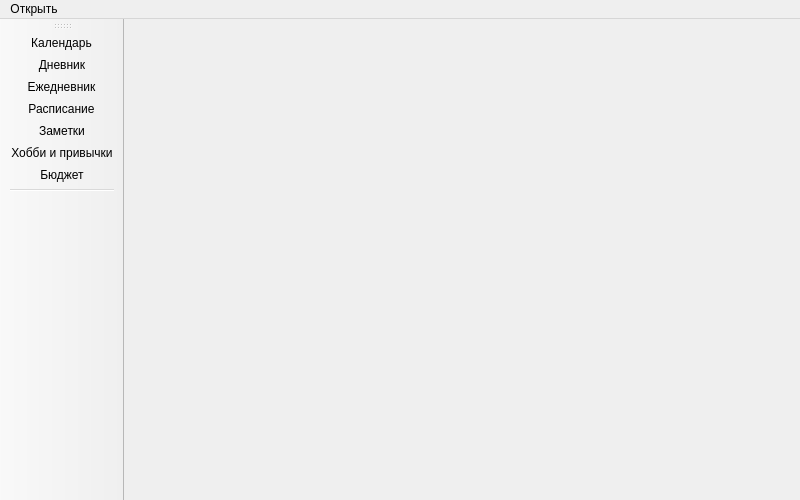
Old version of the form menu.ui in the repository Ore111ek/ThisLifeIsMine.
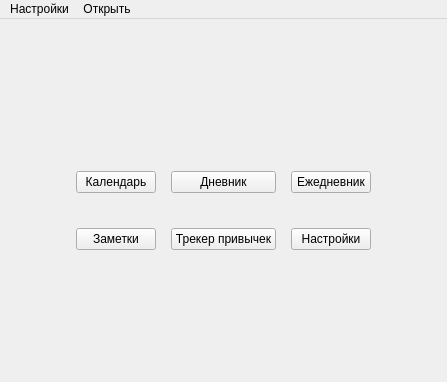
New version of the form. Icons and pictures are not drawn.

The edit to the form file:
```diff
--- a/menu.ui
+++ b/menu.ui
@@ -6,20 +6,310 @@
    <rect>
     <x>0</x>
     <y>0</y>
-    <width>800</width>
-    <height>500</height>
+    <width>447</width>
+    <height>382</height>
    </rect>
   </property>
   <property name="windowTitle">
    <string>Меню</string>
   </property>
-  <widget class="QWidget" name="centralWidget"/>
+  <widget class="QWidget" name="centralWidget">
+   <layout class="QVBoxLayout" name="verticalLayout_7">
+    <item>
+     <layout class="QGridLayout" name="gridLayout">
+      <property name="spacing">
+       <number>15</number>
+      </property>
+      <item row="1" column="3">
+       <layout class="QVBoxLayout" name="verticalLayout_5">
+        <item>
+         <widget class="QLabel" name="label_3">
+          <property name="sizePolicy">
+           <sizepolicy hsizetype="Fixed" vsizetype="Fixed">
+            <horstretch>0</horstretch>
+            <verstretch>0</verstretch>
+           </sizepolicy>
+          </property>
+          <property name="maximumSize">
+           <size>
+            <width>100</width>
+            <height>100</height>
+           </size>
+          </property>
+          <property name="text">
+           <string/>
+          </property>
+          <property name="pixmap">
+           <pixmap resource="resources.qrc">:/icons/img/icon_dairy1.png</pixmap>
+          </property>
+          <property name="scaledContents">
+           <bool>true</bool>
+          </property>
+         </widget>
+        </item>
+        <item>
+         <widget class="QPushButton" name="plannerButton">
+          <property name="text">
+           <string>Ежедневник</string>
+          </property>
+         </widget>
+        </item>
+       </layout>
+      </item>
+      <item row="1" column="2">
+       <layout class="QVBoxLayout" name="verticalLayout_4">
+        <item>
+         <widget class="QLabel" name="label_2">
+          <property name="sizePolicy">
+           <sizepolicy hsizetype="Fixed" vsizetype="Fixed">
+            <horstretch>0</horstretch>
+            <verstretch>0</verstretch>
+           </sizepolicy>
+          </property>
+          <property name="maximumSize">
+           <size>
+            <width>100</width>
+            <height>100</height>
+           </size>
+          </property>
+          <property name="text">
+           <string/>
+          </property>
+          <property name="pixmap">
+           <pixmap resource="resources.qrc">:/icons/img/icon_dairy5.png</pixmap>
+          </property>
+          <property name="scaledContents">
+           <bool>true</bool>
+          </property>
+         </widget>
+        </item>
+        <item>
+         <widget class="QPushButton" name="diaryButton">
+          <property name="text">
+           <string>Дневник</string>
+          </property>
+         </widget>
+        </item>
+       </layout>
+      </item>
+      <item row="2" column="3">
+       <layout class="QVBoxLayout" name="verticalLayout_6">
+        <item>
+         <widget class="QLabel" name="label_11">
+          <property name="sizePolicy">
+           <sizepolicy hsizetype="Maximum" vsizetype="Maximum">
+            <horstretch>0</horstretch>
+            <verstretch>0</verstretch>
+           </sizepolicy>
+          </property>
+          <property name="maximumSize">
+           <size>
+            <width>100</width>
+            <height>100</height>
+           </size>
+          </property>
+          <property name="text">
+           <string/>
+          </property>
+          <property name="pixmap">
+           <pixmap resource="resources.qrc">:/icons/img/settings.png</pixmap>
+          </property>
+          <property name="scaledContents">
+           <bool>true</bool>
+          </property>
+         </widget>
+        </item>
+        <item>
+         <widget class="QPushButton" name="settingsButton">
+          <property name="text">
+           <string>Настройки</string>
+          </property>
+         </widget>
+        </item>
+       </layout>
+      </item>
+      <item row="3" column="2">
+       <spacer name="verticalSpacer">
+        <property name="orientation">
+         <enum>Qt::Vertical</enum>
+        </property>
+        <property name="sizeType">
+         <enum>QSizePolicy::Expanding</enum>
+        </property>
+        <property name="sizeHint" stdset="0">
+         <size>
+          <width>20</width>
+          <height>20</height>
+         </size>
+        </property>
+       </spacer>
+      </item>
+      <item row="2" column="1">
+       <layout class="QVBoxLayout" name="verticalLayout_2">
+        <item>
+         <widget class="QLabel" name="label_4">
+          <property name="sizePolicy">
+           <sizepolicy hsizetype="Fixed" vsizetype="Fixed">
+            <horstretch>0</horstretch>
+            <verstretch>0</verstretch>
+           </sizepolicy>
+          </property>
+          <property name="maximumSize">
+           <size>
+            <width>100</width>
+            <height>100</height>
+           </size>
+          </property>
+          <property name="text">
+           <string/>
+          </property>
+          <property name="pixmap">
+           <pixmap resource="resources.qrc">:/icons/img/icon_notes.png</pixmap>
+          </property>
+          <property name="scaledContents">
+           <bool>true</bool>
+          </property>
+          <property name="alignment">
+           <set>Qt::AlignCenter</set>
+          </property>
+         </widget>
+        </item>
+        <item>
+         <widget class="QPushButton" name="notesButton">
+          <property name="text">
+           <string>Заметки</string>
+          </property>
+         </widget>
+        </item>
+       </layout>
+      </item>
+      <item row="2" column="2">
+       <layout class="QVBoxLayout" name="verticalLayout">
+        <item>
+         <widget class="QLabel" name="label_5">
+          <property name="sizePolicy">
+           <sizepolicy hsizetype="Maximum" vsizetype="Maximum">
+            <horstretch>0</horstretch>
+            <verstretch>0</verstretch>
+           </sizepolicy>
+          </property>
+          <property name="maximumSize">
+           <size>
+            <width>100</width>
+            <height>100</height>
+           </size>
+          </property>
+          <property name="layoutDirection">
+           <enum>Qt::LeftToRight</enum>
+          </property>
+          <property name="text">
+           <string/>
+          </property>
+          <property name="pixmap">
+           <pixmap resource="resources.qrc">:/icons/img/check.png</pixmap>
+          </property>
+          <property name="scaledContents">
+           <bool>true</bool>
+          </property>
+          <property name="alignment">
+           <set>Qt::AlignCenter</set>
+          </property>
+         </widget>
+        </item>
+        <item>
+         <widget class="QPushButton" name="hobbyButton">
+          <property name="text">
+           <string>Трекер привычек</string>
+          </property>
+         </widget>
+        </item>
+       </layout>
+      </item>
+      <item row="1" column="1">
+       <layout class="QVBoxLayout" name="verticalLayout_3">
+        <item>
+         <widget class="QLabel" name="imageCalendar">
+          <property name="sizePolicy">
+           <sizepolicy hsizetype="Fixed" vsizetype="Fixed">
+            <horstretch>0</horstretch>
+            <verstretch>0</verstretch>
+           </sizepolicy>
+          </property>
+          <property name="maximumSize">
+           <size>
+            <width>100</width>
+            <height>100</height>
+           </size>
+          </property>
+          <property name="text">
+           <string/>
+          </property>
+          <property name="pixmap">
+           <pixmap resource="resources.qrc">:/icons/img/icon_calendar.png</pixmap>
+          </property>
+          <property name="scaledContents">
+           <bool>true</bool>
+          </property>
+         </widget>
+        </item>
+        <item>
+         <widget class="QPushButton" name="calendarButton">
+          <property name="text">
+           <string>Календарь</string>
+          </property>
+         </widget>
+        </item>
+       </layout>
+      </item>
+      <item row="2" column="0">
+       <spacer name="horizontalSpacer">
+        <property name="orientation">
+         <enum>Qt::Horizontal</enum>
+        </property>
+        <property name="sizeHint" stdset="0">
+         <size>
+          <width>20</width>
+          <height>20</height>
+         </size>
+        </property>
+       </spacer>
+      </item>
+      <item row="0" column="2">
+       <spacer name="verticalSpacer_2">
+        <property name="orientation">
+         <enum>Qt::Vertical</enum>
+        </property>
+        <property name="sizeHint" stdset="0">
+         <size>
+          <width>20</width>
+          <height>20</height>
+         </size>
+        </property>
+       </spacer>
+      </item>
+      <item row="1" column="4">
+       <spacer name="horizontalSpacer_2">
+        <property name="orientation">
+         <enum>Qt::Horizontal</enum>
+        </property>
+        <property name="sizeHint" stdset="0">
+         <size>
+          <width>20</width>
+          <height>20</height>
+         </size>
+        </property>
+       </spacer>
+      </item>
+     </layout>
+    </item>
+   </layout>
+  </widget>
   <widget class="QMenuBar" name="menuBar">
    <property name="geometry">
     <rect>
      <x>0</x>
      <y>0</y>
-     <width>800</width>
+     <width>447</width>
      <height>26</height>
     </rect>
    </property>
@@ -34,25 +324,18 @@
     <addaction name="action_5"/>
     <addaction name="action_6"/>
    </widget>
+   <widget class="QMenu" name="menu_2">
+    <property name="title">
+     <string>Настройки</string>
+    </property>
+    <addaction name="change_user"/>
+    <addaction name="change_password"/>
+    <addaction name="close_action"/>
+   </widget>
+   <addaction name="menu_2"/>
    <addaction name="menu"/>
   </widget>
-  <widget class="QToolBar" name="mainToolBar">
-   <attribute name="toolBarArea">
-    <enum>LeftToolBarArea</enum>
-   </attribute>
-   <attribute name="toolBarBreak">
-    <bool>false</bool>
-   </attribute>
-   <addaction name="action"/>
-   <addaction name="action_2"/>
-   <addaction name="action_7"/>
-   <addaction name="action_3"/>
-   <addaction name="action_4"/>
-   <addaction name="action_5"/>
-   <addaction name="action_6"/>
-   <addaction name="separator"/>
-  </widget>
-  <action name="action">
+  <action name="showCalendar">
    <property name="icon">
     <iconset resource="resources.qrc">
      <normaloff>:/icons/img/icon_calendar.png</normaloff>:/icons/img/icon_calendar.png</iconset>
```
Left out of the diff: 39 changed lines with no effect on the pictures.
